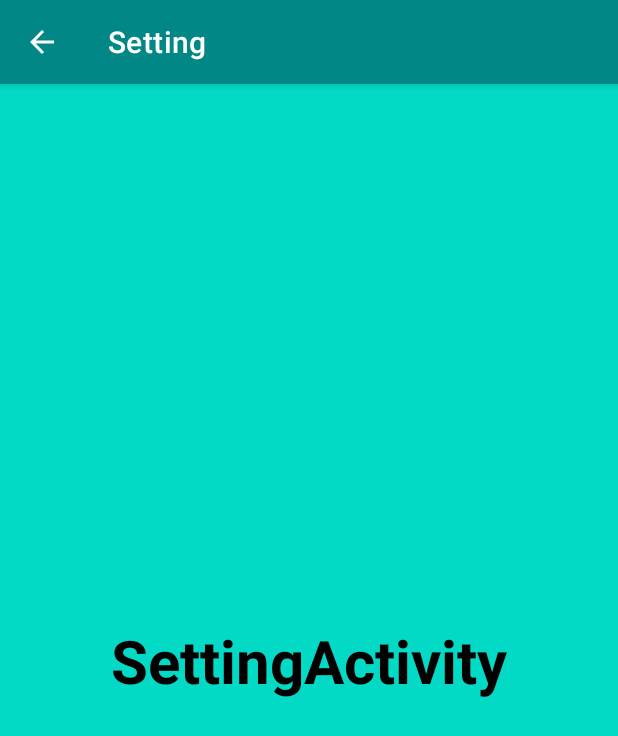
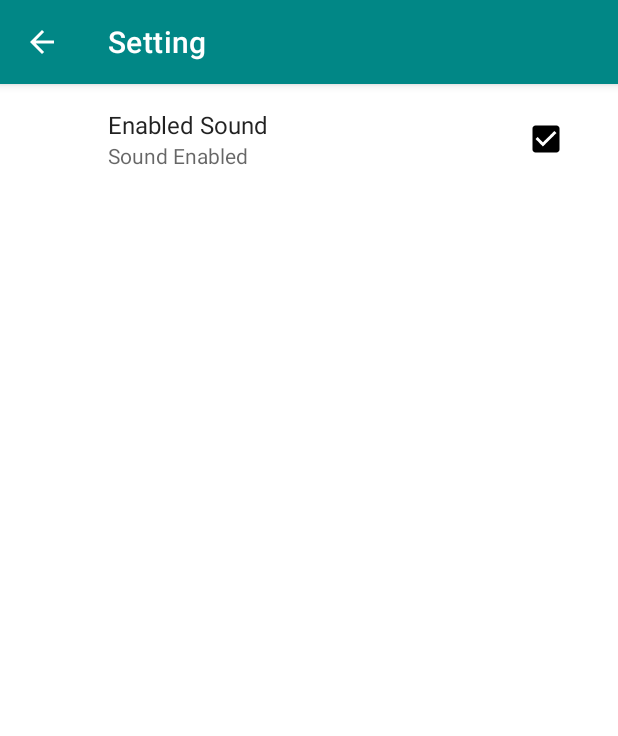
Before and after one commit to Galyminsky/CoolTimer, an Android app: the SettingActivity screen opened directly, with no data from a screen before it, on a phone screen of 412 x 824 dp. Shown: the top 736 px of the screen. Run offline under Robolectric (Android 15) with nearby library versions, the phone set to English and light mode, and no system bars; our stand-ins replace androidx.preference.

Commit message:
Add PreferenceFragment

```diff
--- a/app/build.gradle
+++ b/app/build.gradle
@@ -32,6 +32,7 @@ dependencies {
     implementation 'androidx.appcompat:appcompat:1.4.1'
     implementation 'com.google.android.material:material:1.5.0'
     implementation 'androidx.constraintlayout:constraintlayout:2.1.3'
+    implementation 'androidx.preference:preference:1.2.0'
     testImplementation 'junit:junit:4.13.2'
     androidTestImplementation 'androidx.test.ext:junit:1.1.3'
     androidTestImplementation 'androidx.test.espresso:espresso-core:3.4.0'
--- /dev/null
+++ b/app/src/main/java/com/jobforandroid/cooltimer/SettingFragment.java
@@ -0,0 +1,15 @@
+package com.jobforandroid.cooltimer;
+
+
+import android.os.Bundle;
+import androidx.preference.PreferenceFragmentCompat;
+
+
+public class SettingFragment  extends PreferenceFragmentCompat {
+
+
+    @Override
+    public void onCreatePreferences(Bundle bundle, String s) {
+        addPreferencesFromResource(R.xml.timer_preferences);
+    }
+}
--- a/app/src/main/res/layout/activity_setting.xml
+++ b/app/src/main/res/layout/activity_setting.xml
@@ -1,27 +1,9 @@
 <?xml version="1.0" encoding="utf-8"?>
-<androidx.constraintlayout.widget.ConstraintLayout xmlns:android="http://schemas.android.com/apk/res/android"
-    xmlns:app="http://schemas.android.com/apk/res-auto"
-    xmlns:tools="http://schemas.android.com/tools"
+<fragment
+    xmlns:android="http://schemas.android.com/apk/res/android"
     android:layout_width="match_parent"
     android:layout_height="match_parent"
-    android:background="@color/teal_200"
-    tools:context=".SettingActivity">
+    android:name="com.jobforandroid.cooltimer.SettingFragment"
+    android:id="@+id/activity_setting">
 
-    <TextView
-        android:id="@+id/textView"
-        android:layout_width="wrap_content"
-        android:layout_height="wrap_content"
-        android:layout_marginStart="75dp"
-        android:layout_marginTop="350dp"
-        android:layout_marginEnd="75dp"
-        android:layout_marginBottom="350dp"
-        android:text="SettingActivity"
-        android:textColor="@color/black"
-        android:textSize="40sp"
-        android:textStyle="bold"
-        app:layout_constraintBottom_toBottomOf="parent"
-        app:layout_constraintEnd_toEndOf="parent"
-        app:layout_constraintStart_toStartOf="parent"
-        app:layout_constraintTop_toTopOf="parent" />
-
-</androidx.constraintlayout.widget.ConstraintLayout>
+</fragment>
--- a/app/src/main/res/values/themes.xml
+++ b/app/src/main/res/values/themes.xml
@@ -12,5 +12,8 @@
         <!-- Status bar color. -->
         <item name="android:statusBarColor" tools:targetApi="l">?attr/colorPrimaryVariant</item>
         <!-- Customize your theme here. -->
+
+        <item name="preferenceTheme">@style/PreferenceThemeOverlay</item>
+
     </style>
 </resources>
--- /dev/null
+++ b/app/src/main/res/xml/timer_preferences.xml
@@ -0,0 +1,13 @@
+<?xml version="1.0" encoding="utf-8"?>
+<PreferenceScreen
+    xmlns:android="http://schemas.android.com/apk/res/android">
+
+    <CheckBoxPreference
+        android:defaultValue="true"
+        android:key="enable sound"
+        android:title="Enabled Sound"
+        android:summaryOff="Sound Disable"
+        android:summaryOn="Sound Enabled">
+    </CheckBoxPreference>
+
+</PreferenceScreen>
```
